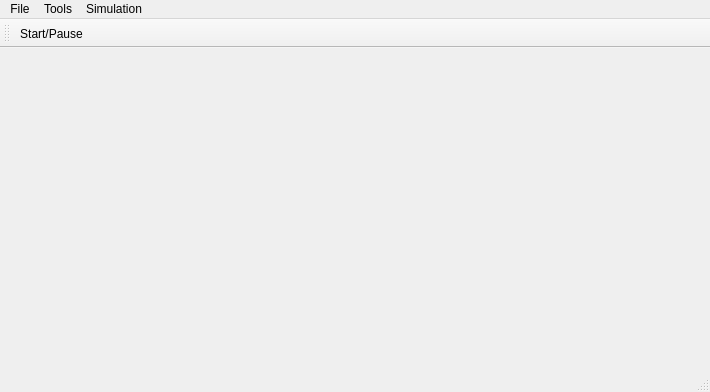
Old version of the form gui/windows/mainwindow.ui in the repository igorg520b/iceMPM_3D.
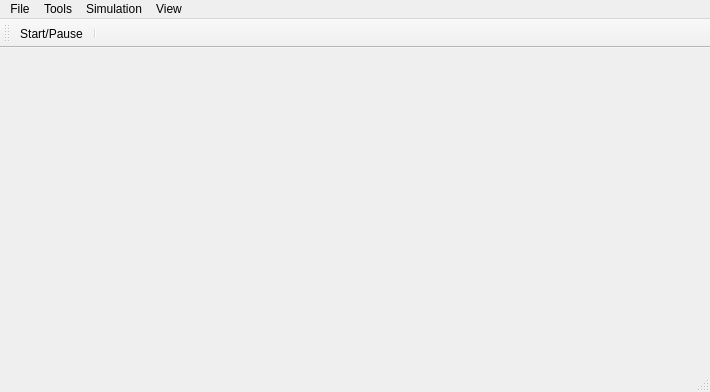
New version of the form. Icons and pictures are not drawn.

```diff
--- a/gui/windows/mainwindow.ui
+++ b/gui/windows/mainwindow.ui
@@ -52,9 +52,15 @@
     <addaction name="actionStart_Pause"/>
     <addaction name="actionReset"/>
    </widget>
+   <widget class="QMenu" name="menuView">
+    <property name="title">
+     <string>View</string>
+    </property>
+   </widget>
    <addaction name="menuFile"/>
    <addaction name="menuTools_2"/>
    <addaction name="menuSimulation"/>
+   <addaction name="menuView"/>
   </widget>
   <widget class="QToolBar" name="toolBar">
    <property name="sizePolicy">
@@ -82,6 +88,7 @@
     <bool>false</bool>
    </attribute>
    <addaction name="actionStart_Pause"/>
+   <addaction name="separator"/>
   </widget>
   <action name="action_camera_reset">
    <property name="text">
```
Left out of the diff: 13 changed lines with no effect on the pictures.
